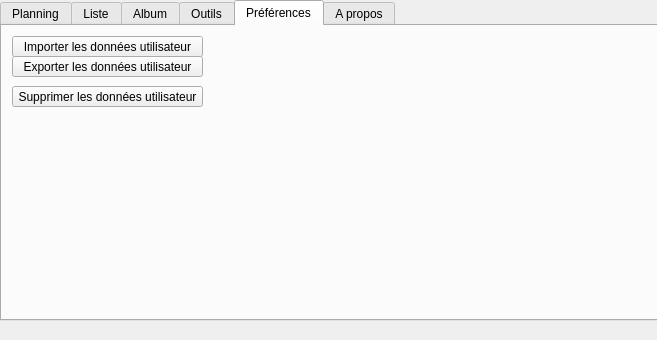
The window that data/gui.ui (seigneurfuo/MyAnimeManager) describes before a commit, drawn with Qt 5.
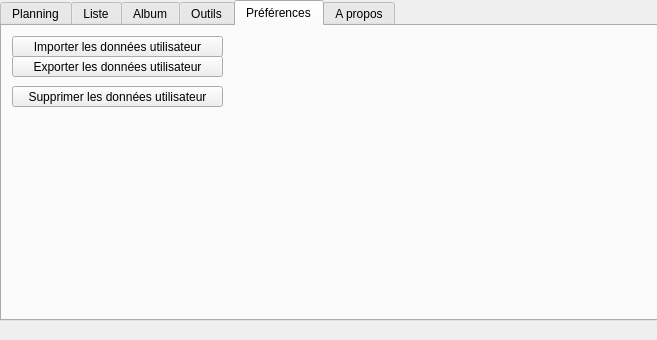
The same window after the commit. The open tabs and pages were chosen to show the change. Icons and pictures are not drawn.

Commit message: Modification mineur de l'interface

```diff
--- a/data/gui.ui
+++ b/data/gui.ui
@@ -1456,7 +1456,7 @@
        <rect>
         <x>10</x>
         <y>60</y>
-        <width>191</width>
+        <width>211</width>
         <height>21</height>
        </rect>
       </property>
@@ -1473,7 +1473,7 @@
        <rect>
         <x>10</x>
         <y>10</y>
-        <width>191</width>
+        <width>211</width>
         <height>21</height>
        </rect>
       </property>
@@ -1490,7 +1490,7 @@
        <rect>
         <x>10</x>
         <y>30</y>
-        <width>191</width>
+        <width>211</width>
         <height>21</height>
        </rect>
       </property>
```
Left out of the diff: 4 changed lines with no effect on the pictures.
